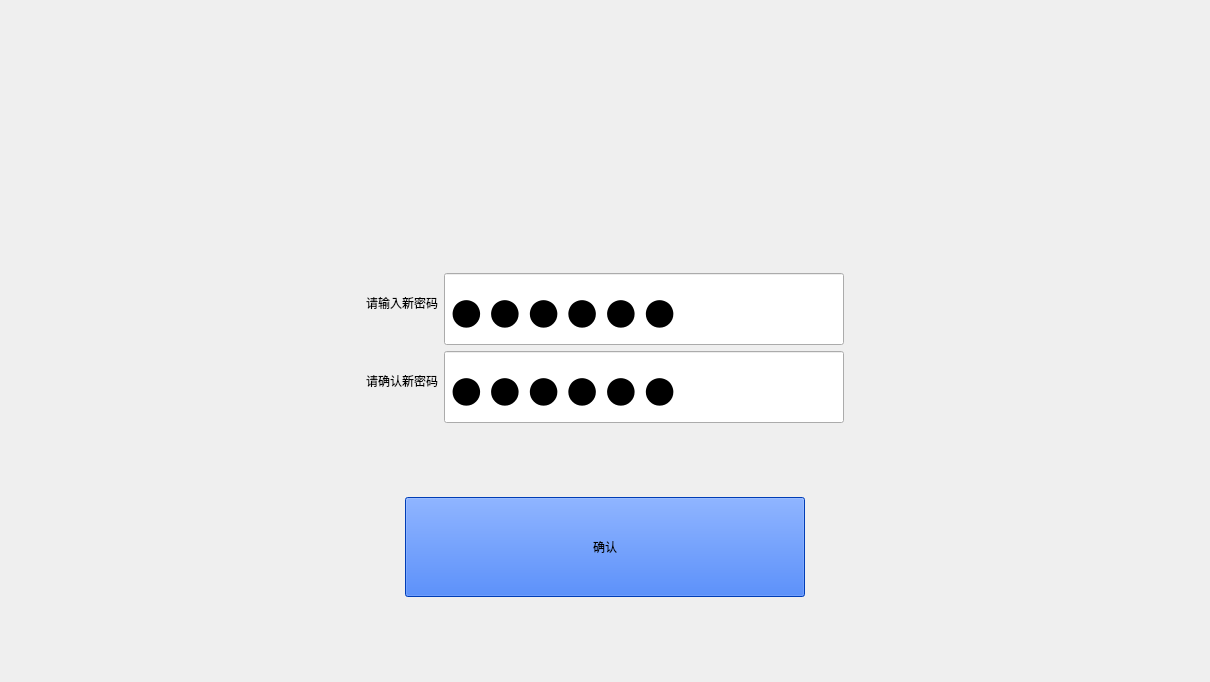
Qt form SSCard_System/up_changepwd.ui (leithergit/SSCard_System) before a commit.
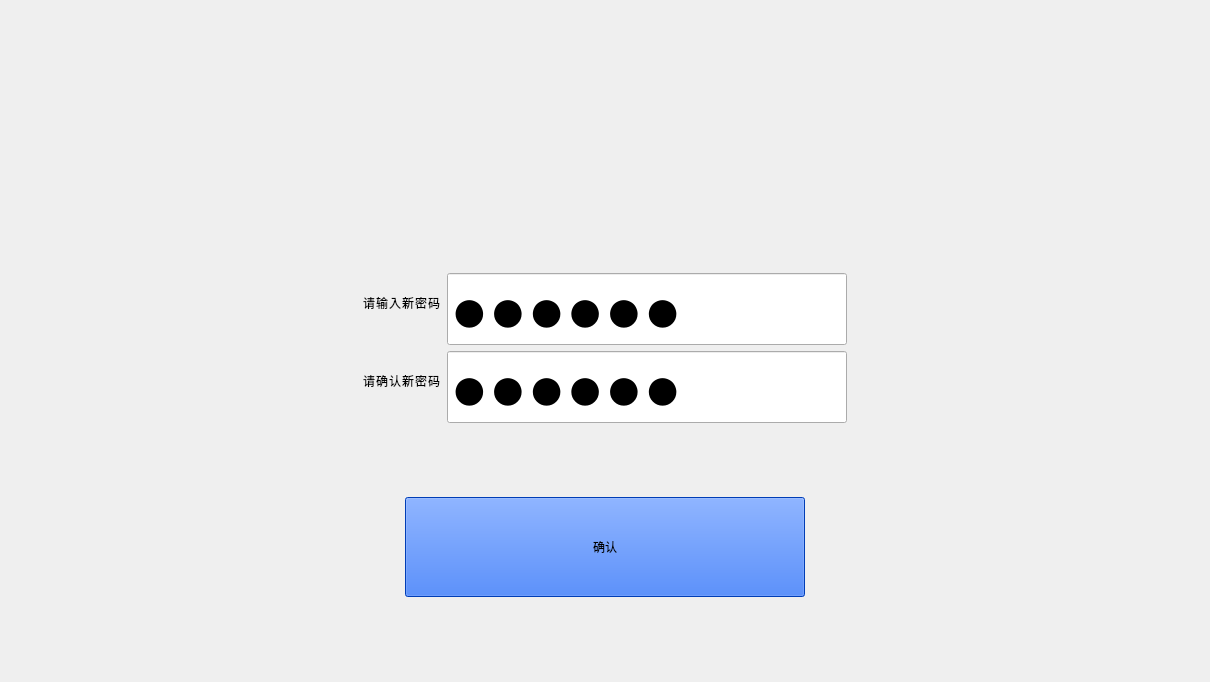
The same form after that commit. Icons and pictures are not drawn.

The edit to the form file:
```diff
--- a/SSCard_System/up_changepwd.ui
+++ b/SSCard_System/up_changepwd.ui
@@ -69,7 +69,10 @@
             </size>
            </property>
            <property name="styleSheet">
-            <string notr="true">font: 25 48pt &quot;Microsoft YaHei UI&quot;;
+            <string notr="true">font:48pt &quot;思源黑体 CN Medium&quot;;
+font-weight: normal;
+line-height: 49px;
+letter-spacing: 1px;
 color: rgb(0, 0, 0);</string>
            </property>
            <property name="text">
@@ -116,6 +119,9 @@
            <property name="cursorPosition">
             <number>6</number>
            </property>
+           <property name="readOnly">
+            <bool>true</bool>
+           </property>
           </widget>
          </item>
         </layout>
@@ -131,7 +137,10 @@
             </size>
            </property>
            <property name="styleSheet">
-            <string notr="true">font: 25 48pt &quot;Microsoft YaHei UI&quot;;
+            <string notr="true">font:48pt &quot;思源黑体 CN Medium&quot;;
+font-weight: normal;
+line-height: 49px;
+letter-spacing: 1px;
 color: rgb(0, 0, 0);</string>
            </property>
            <property name="text">
@@ -178,6 +187,9 @@
            <property name="cursorPosition">
             <number>6</number>
            </property>
+           <property name="readOnly">
+            <bool>true</bool>
+           </property>
           </widget>
          </item>
         </layout>
```
Left out of the diff: 6 changed lines with no effect on the pictures.
